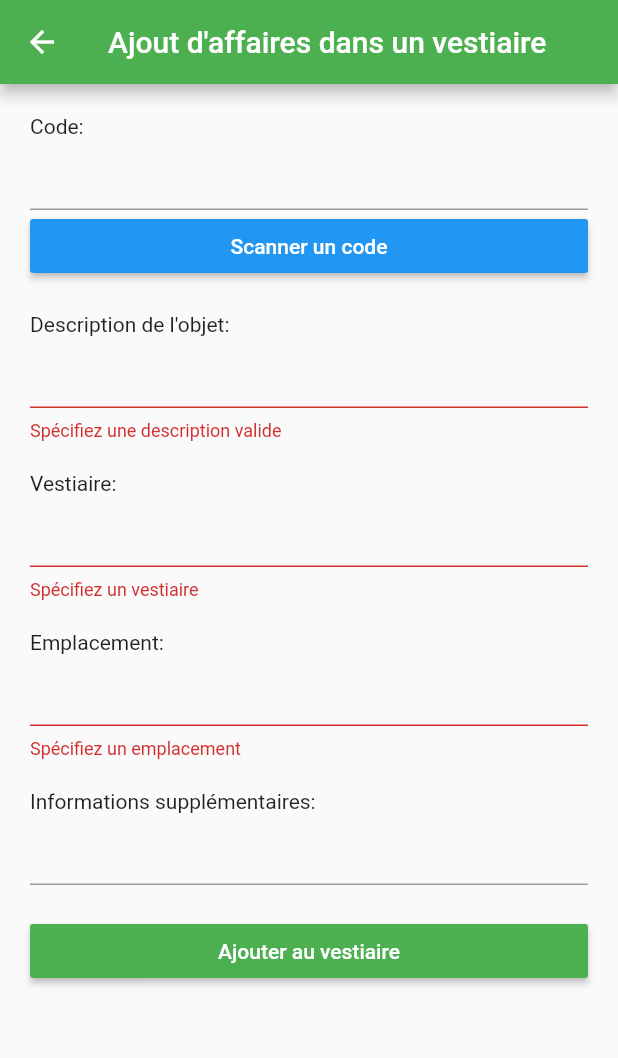
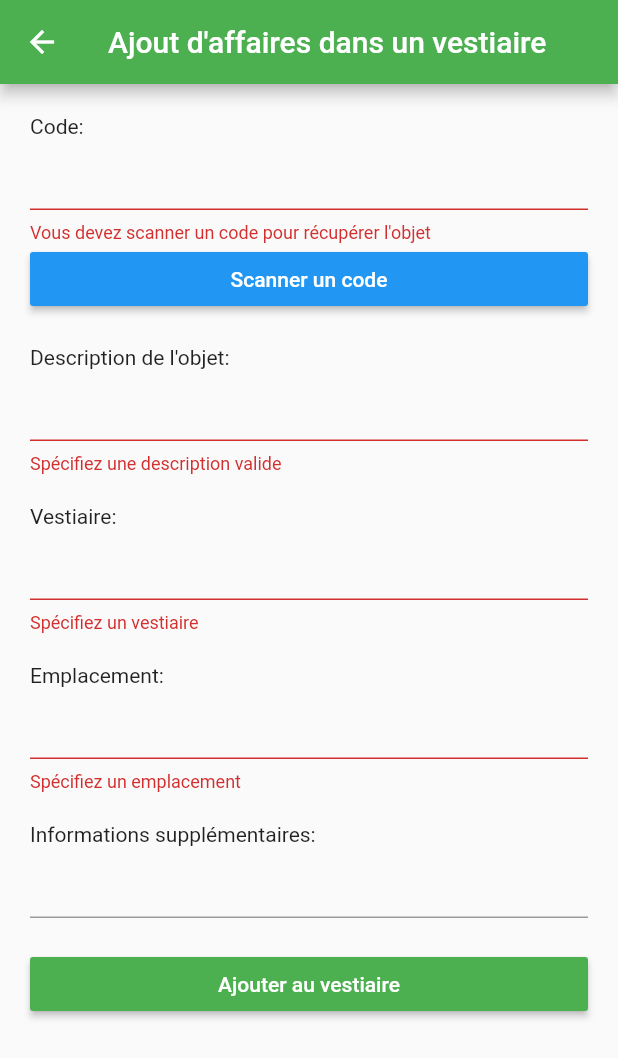
Before and after one commit to Gunlek/Vestiaires2k19, a Flutter app: the BelongingsAdder screen opened directly, after a tap on "Ajouter au vestiaire", on a phone screen of 412 x 824 dp. Shown: the top 1058 px of the screen. Run offline on Flutter 3.47's test engine with Material 2 defaults, Android fonts, the phone set to English and light mode, and no system bars; our stand-ins replace shared_preferences; missing offline and left inert: barcode_scan, mysql1; accounts and stored records are empty.

Commit message:
Fixed issue with manual code typing

```diff
--- a/lib/components/BelongingsAdder.dart
+++ b/lib/components/BelongingsAdder.dart
@@ -47,15 +47,13 @@ class BelongingsAdderFormState extends State<BelongingsAdderForm> {
                 crossAxisAlignment: CrossAxisAlignment.start,
                 children: <Widget>[
                   Text('Code:'),
-                  FutureBuilder<String>(
-                      future: _barcodeString,
-                      builder: (BuildContext context, AsyncSnapshot<String> snapshot){
-                        this.CodeController.text = snapshot.data != null ? snapshot.data : '';
-                        return TextFormField(
-                            controller: this.CodeController,
-                            keyboardType: TextInputType.number,
-                        );
-                      }
+                  TextFormField(
+                    controller: this.CodeController,
+                    keyboardType: TextInputType.number,
+                    validator: (value){
+                      if(value.isEmpty)
+                        return "Vous devez scanner un code pour récupérer l'objet";
+                    }
                   ),
                   RaisedButton(
                     color: Colors.blue,
```
Also changed, not shown: lib/components/BelongingsGetter.dart (+1 -7 lines).
